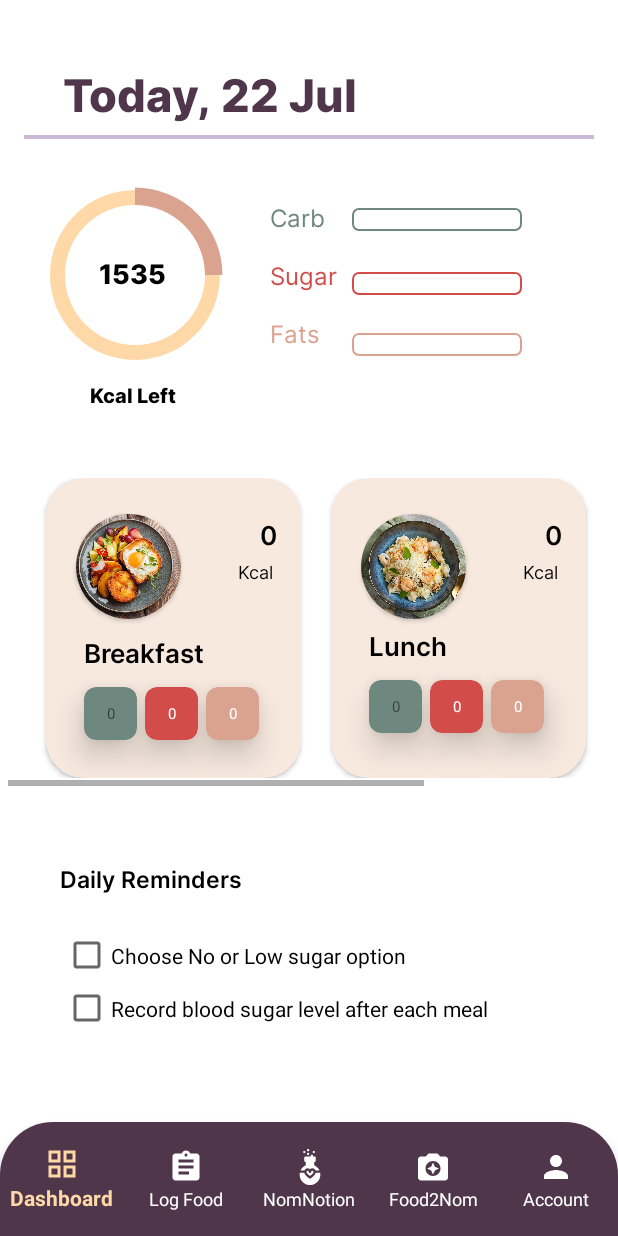
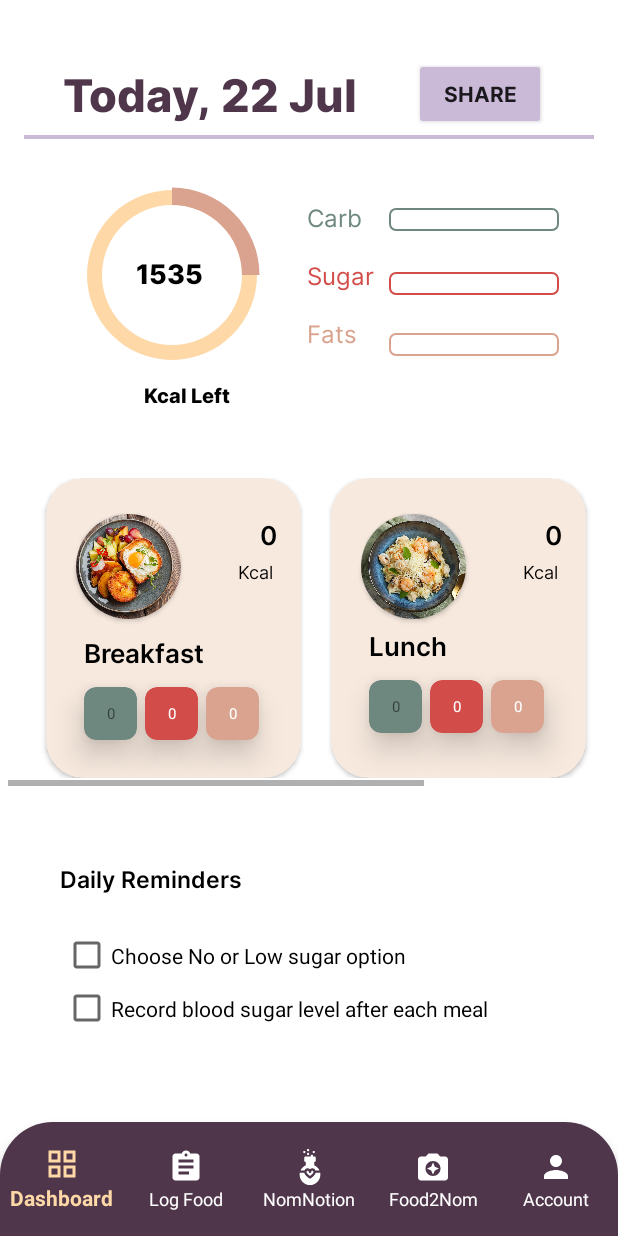
Before and after one commit to RaeanneZ/FoodNav, an Android app: the Dashboard screen opened directly, with no data from a screen before it, on a phone screen of 412 x 824 dp. Run offline under Robolectric (Android 15) with nearby library versions, the phone set to English and light mode, and no system bars; 1 statement that could not run was skipped.

Commit message:
Added instagram feature to allow user to share their daily caloric intake with others.

```diff
--- a/app/build.gradle.kts
+++ b/app/build.gradle.kts
@@ -33,7 +33,6 @@ android {
 }
 
 dependencies {
-
     implementation(libs.appcompat)
     implementation(libs.material)
     implementation(libs.activity)
@@ -48,11 +47,12 @@ dependencies {
     androidTestImplementation(libs.ext.junit)
     androidTestImplementation(libs.espresso.core)
 
+
     implementation("androidx.recyclerview:recyclerview-selection:1.1.0") // for recycler view
     testImplementation("junit:junit:4+")
     implementation("net.sourceforge.jtds:jtds:1.3.1") //net.sourceforge.jtds:jtds:1.3.1
     implementation("com.android.volley:volley:1.2.1") //com.android.volley:volley:1.2.1
-
+    implementation("androidx.constraintlayout:constraintlayout:2.1.4")
     implementation ("com.fasterxml.jackson.core:jackson-databind:2.10.1") //com.fasterxml.jackson.core:jackson-databind:2.10.1
 
     implementation ("com.squareup.okhttp3:okhttp:4.9.1") //com.squareup.okhttp3:okhttp:4.9.1
--- /dev/null
+++ b/app/src/main/res/drawable/baseline_bookmark_24.xml
@@ -0,0 +1,5 @@
+<vector xmlns:android="http://schemas.android.com/apk/res/android" android:height="24dp" android:tint="#000000" android:viewportHeight="24" android:viewportWidth="24" android:width="24dp">
+
+    <path android:fillColor="@android:color/white" android:pathData="M17,3H7c-1.1,0 -1.99,0.9 -1.99,2L5,21l7,-3 7,3V5c0,-1.1 -0.9,-2 -2,-2z"/>
+
+</vector>
--- a/app/src/main/res/layout/fragment_dashboard.xml
+++ b/app/src/main/res/layout/fragment_dashboard.xml
@@ -7,8 +7,8 @@
     android:background="@color/white"
     tools:context=".Dashboard">
 
-
     <androidx.constraintlayout.widget.ConstraintLayout
+        android:id="@id/constraintLayout"
         android:layout_width="match_parent"
         android:layout_height="match_parent">
 
@@ -48,6 +48,18 @@
                     app:layout_constraintStart_toStartOf="parent"
                     app:layout_constraintTop_toTopOf="parent" />
 
+                <Button
+                    android:id="@+id/share_button"
+                    android:layout_width="wrap_content"
+                    android:layout_height="wrap_content"
+                    android:layout_marginStart="38dp"
+                    android:text="Share"
+                    android:fontFamily="@font/inter_bold"
+                    android:backgroundTint="@color/lavender"
+                    app:layout_constraintBottom_toBottomOf="@+id/tvdate"
+                    app:layout_constraintStart_toEndOf="@+id/tvdate"
+                    app:layout_constraintTop_toTopOf="@id/tvdate" />
+
                 <View
                     android:id="@+id/viewline"
                     android:layout_width="380dp"
@@ -64,7 +76,7 @@
 
         <RelativeLayout
             android:id="@+id/relativeLayoutCombineBars"
-            android:layout_width="0dp"
+            android:layout_width="wrap_content"
             android:layout_height="wrap_content"
             android:layout_marginStart="10dp"
             android:layout_marginTop="10dp"
@@ -82,7 +94,7 @@
 
                 <RelativeLayout
                     android:id="@+id/RelativeLayoutCircularProgressBar"
-                    android:layout_width="0dp"
+                    android:layout_width="wrap_content"
                     android:layout_height="wrap_content"
                     android:paddingRight="10dp"
                     app:layout_constraintBottom_toTopOf="@+id/linearLayoutMealCard"
@@ -106,7 +118,6 @@
 
                 </RelativeLayout>
 
-
                 <TextView
                     android:id="@+id/tvProgress"
                     android:layout_width="wrap_content"
@@ -127,7 +138,7 @@
 
                 <TextView
                     android:id="@+id/tvkcalleft"
-                    android:layout_width="0dp"
+                    android:layout_width="wrap_content"
                     android:layout_height="wrap_content"
                     android:layout_marginStart="50dp"
                     android:layout_marginEnd="30dp"
@@ -149,7 +160,6 @@
                     app:layout_constraintStart_toEndOf="@+id/RelativeLayoutCircularProgressBar"
                     app:layout_constraintTop_toTopOf="parent"
                     tools:ignore="NotSibling">
-
 
                     <LinearLayout
                         android:layout_width="wrap_content"
@@ -245,7 +255,6 @@
             app:layout_constraintEnd_toEndOf="parent"
             app:layout_constraintStart_toStartOf="parent"
             app:layout_constraintTop_toBottomOf="@+id/relativeLayoutCombineBars">
-
 
             <HorizontalScrollView
                 android:id="@+id/mealCardScrollView"
@@ -438,7 +447,6 @@
 
                             </androidx.cardview.widget.CardView>
 
-
                         </androidx.constraintlayout.widget.ConstraintLayout>
                     </androidx.cardview.widget.CardView>
 
@@ -621,7 +629,6 @@
                                 </androidx.constraintlayout.widget.ConstraintLayout>
 
                             </androidx.cardview.widget.CardView>
-
 
                         </androidx.constraintlayout.widget.ConstraintLayout>
                     </androidx.cardview.widget.CardView>
@@ -881,6 +888,5 @@
 
         </LinearLayout>
 
-
     </androidx.constraintlayout.widget.ConstraintLayout>
 </FrameLayout>
--- /dev/null
+++ b/app/src/main/res/xml/file_paths.xml
@@ -0,0 +1,4 @@
+<?xml version="1.0" encoding="utf-8"?>
+<paths xmlns:android="http://schemas.android.com/apk/res/android">
+    <external-files-path name="my_images" path="Pictures/" />
+</paths>
```
Also changed, not shown: app/src/main/AndroidManifest.xml (+15 -1 lines), app/src/main/java/sg/edu/np/mad/mad24p03team2/Dashboard.java (+104 -45 lines), app/src/main/res/layout/fragment_accountpage.xml (+9 -9 lines).
